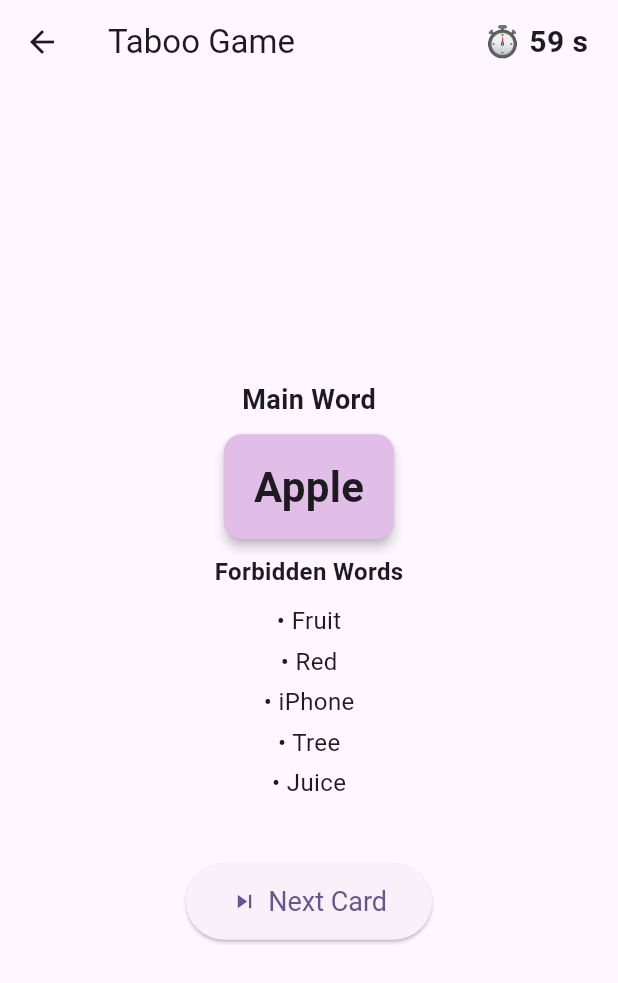
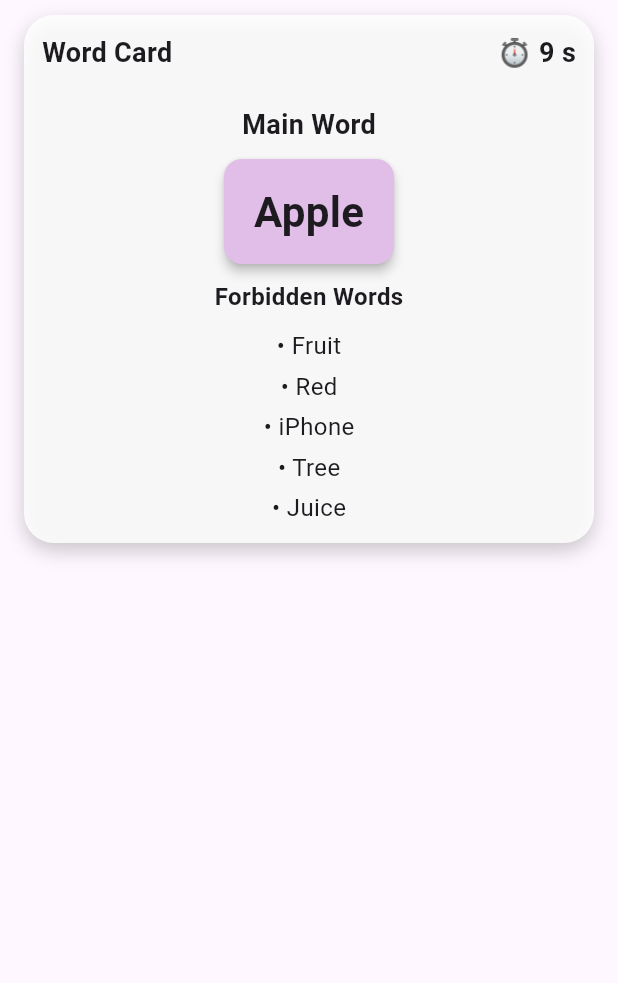
Before and after one commit to mirenq/taboo_game_604.23E, a Flutter app: the WordCardWidget widget shown alone on an empty page, opened directly, on a phone screen of 412 x 824 dp. Shown: the top 983 px of the screen. Run offline on Flutter 3.47's test engine with Material 3 defaults, Android fonts, the phone set to English and light mode, and no system bars.

Commit message:
Update word_card_widget.dart

```diff
--- a/lib/widgets/word_card_widget.dart
+++ b/lib/widgets/word_card_widget.dart
@@ -11,13 +11,16 @@ class TabooCard {
 }
 
 class WordCardWidget extends StatefulWidget {
-  const WordCardWidget({super.key});
+  final Function()? onSkip;
+  final Function()? onTimeUp;
+
+  const WordCardWidget({super.key, this.onSkip, this.onTimeUp});
 
   @override
-  _WordCardWidgetState createState() => _WordCardWidgetState();
+  WordCardWidgetState createState() => WordCardWidgetState();
 }
 
-class _WordCardWidgetState extends State<WordCardWidget> {
+class WordCardWidgetState extends State<WordCardWidget> {
   final List<TabooCard> cards = [
     TabooCard(
       mainWord: 'Apple',
@@ -58,7 +61,7 @@ class _WordCardWidgetState extends State<WordCardWidget> {
   ];
 
   int currentIndex = 0;
-  int timeLeft = 60;
+  int timeLeft = 10;
   Timer? timer;
 
   @override
@@ -67,12 +70,22 @@ class _WordCardWidgetState extends State<WordCardWidget> {
     startTimer();
   }
 
-  void _nextCard() {
+  void resetTimer() {
+    setState(() {
+      timeLeft = 10;
+    });
+    startTimer();
+  }
+
+  void nextCard() {
     setState(() {
       currentIndex = Random().nextInt(cards.length);
-      timeLeft = 60;
     });
     startTimer();
+
+    if (widget.onSkip != null) {
+      widget.onSkip!();
+    }
   }
 
   void startTimer() {
@@ -84,6 +97,10 @@ class _WordCardWidgetState extends State<WordCardWidget> {
         });
       } else {
         t.cancel();
+
+        if (widget.onTimeUp != null) {
+          widget.onTimeUp!();
+        }
       }
     });
   }
@@ -98,51 +115,53 @@ class _WordCardWidgetState extends State<WordCardWidget> {
   Widget build(BuildContext context) {
     final currentCard = cards[currentIndex];
 
-    return Scaffold(
-      appBar: AppBar(
-        title: const Text('Taboo Game'),
-        actions: [
+    return Container(
+      margin: const EdgeInsets.symmetric(horizontal: 16, vertical: 10),
+      decoration: BoxDecoration(
+        color: Colors.white.withOpacity(0.85),
+        borderRadius: BorderRadius.circular(20),
+        boxShadow: [
+          BoxShadow(
+            color: Colors.black.withOpacity(0.2),
+            blurRadius: 10,
+            offset: const Offset(0, 5),
+          ),
+        ],
+      ),
+      child: Column(
+        mainAxisSize: MainAxisSize.min,
+        children: [
           Padding(
-            padding: const EdgeInsets.symmetric(horizontal: 20),
-            child: Center(
-              child: Text(
-                '⏱ $timeLeft s',
-                style: const TextStyle(
-                  fontSize: 20,
-                  fontWeight: FontWeight.bold,
+            padding: const EdgeInsets.all(12.0),
+            child: Row(
+              mainAxisAlignment: MainAxisAlignment.spaceBetween,
+              children: [
+                const Text(
+                  'Word Card',
+                  style: TextStyle(
+                    fontSize: 18,
+                    fontWeight: FontWeight.bold,
+                  ),
                 ),
-              ),
+                Text(
+                  '⏱ $timeLeft s',
+                  style: const TextStyle(
+                    fontSize: 18,
+                    fontWeight: FontWeight.bold,
+                  ),
+                ),
+              ],
+            ),
+          ),
+          Padding(
+            padding: const EdgeInsets.symmetric(horizontal: 20.0, vertical: 10.0),
+            child: WordCard(
+              mainWord: currentCard.mainWord,
+              forbiddenWords: currentCard.forbiddenWords,
             ),
           ),
         ],
       ),
-      body: Center(
-        child: Padding(
-          padding: const EdgeInsets.all(20.0),
-          child: Column(
-            mainAxisAlignment: MainAxisAlignment.center,
-            children: [
-              WordCard(
-                mainWord: currentCard.mainWord,
-                forbiddenWords: currentCard.forbiddenWords,
-              ),
-              const SizedBox(height: 40),
-              ElevatedButton.icon(
-                onPressed: _nextCard,
-                icon: const Icon(Icons.skip_next),
-                label: const Text('Next Card'),
-                style: ElevatedButton.styleFrom(
-                  padding: const EdgeInsets.symmetric(
-                    horizontal: 30,
-                    vertical: 15,
-                  ),
-                  textStyle: const TextStyle(fontSize: 18),
-                ),
-              ),
-            ],
-          ),
-        ),
-      ),
     );
   }
 }
```
